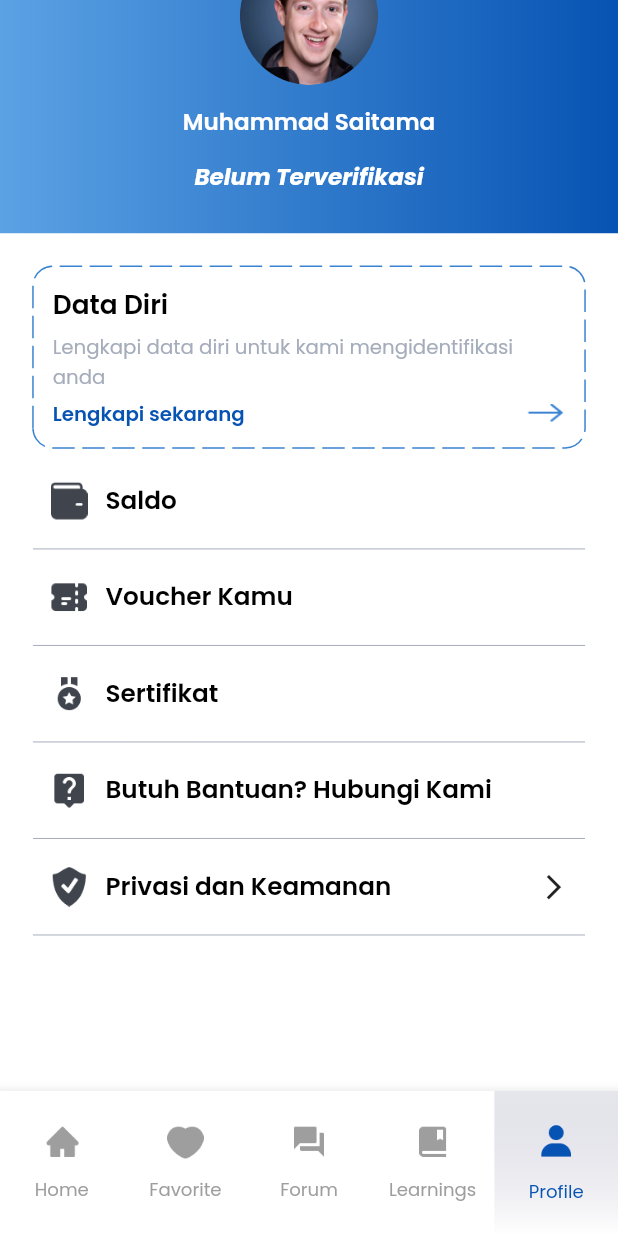
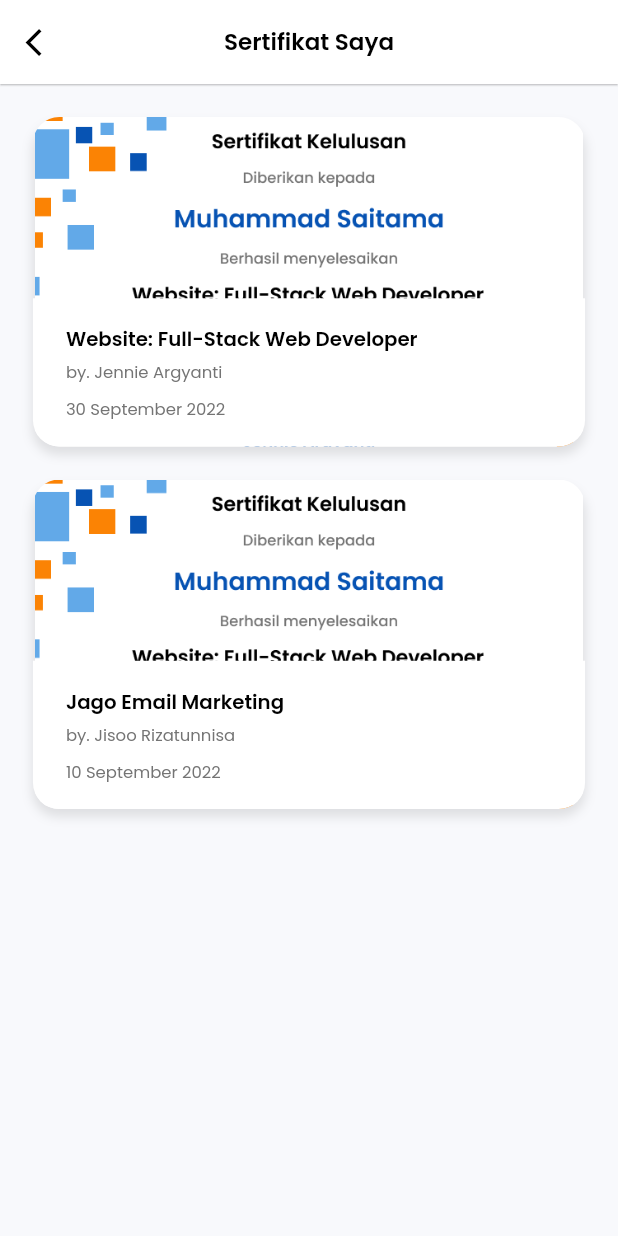
Before and after one commit to fathulaziss/profile-student, a Flutter app: the screen it shows after launch, scrolled down 95 dp, after a tap on "Sertifikat", on a phone screen of 412 x 824 dp. Run offline on Flutter 3.47's test engine with Material 2 defaults, Android fonts, the light colour scheme and no system bars; drawn by our look-alikes of dotted_border; our stand-ins replace dropdown_button2, flutter_screenutil, flutter_spinkit, get, google_fonts, image_picker; missing offline and left inert: easy_mask; project files that could hold a hidden picture were left out.

Commit message:
add sertifikat view

```diff
--- a/lib/app/modules/home/tabs/tab_profile.dart
+++ b/lib/app/modules/home/tabs/tab_profile.dart
@@ -1,8 +1,10 @@
 import 'package:flutter/material.dart';
 import 'package:flutter_screenutil/flutter_screenutil.dart';
+import 'package:get/get.dart';
 import 'package:profile_student/app/modules/home/components/tab_profile_header.dart';
 import 'package:profile_student/app/modules/home/components/tab_profile_info.dart';
 import 'package:profile_student/app/modules/home/components/tab_profile_menu.dart';
+import 'package:profile_student/app/routes/app_pages.dart';
 import 'package:profile_student/styles/styles.dart';
 
 class TabProfile extends StatelessWidget {
@@ -28,7 +30,7 @@ class TabProfile extends StatelessWidget {
             label: 'Voucher Kamu',
           ),
           TabProfileMenu(
-            onTap: () {},
+            onTap: () => Get.toNamed(Routes.SERTIFIKAT),
             icon: 'ic_sertifikat.png',
             label: 'Sertifikat',
           ),
--- /dev/null
+++ b/lib/app/modules/sertifikat/bindings/sertifikat_binding.dart
@@ -0,0 +1,9 @@
+import 'package:get/get.dart';
+import 'package:profile_student/app/modules/sertifikat/controllers/sertifikat_controller.dart';
+
+class SertifikatBinding extends Bindings {
+  @override
+  void dependencies() {
+    Get.lazyPut<SertifikatController>(() => SertifikatController());
+  }
+}
--- /dev/null
+++ b/lib/app/modules/sertifikat/components/sertifikat_item.dart
@@ -0,0 +1,77 @@
+import 'package:flutter/material.dart';
+import 'package:flutter_screenutil/flutter_screenutil.dart';
+import 'package:get/get.dart';
+import 'package:profile_student/styles/styles.dart';
+import 'package:profile_student/utils/app_asset.dart';
+
+class SertifikatItem extends StatelessWidget {
+  const SertifikatItem({
+    super.key,
+    required this.author,
+    required this.date,
+    required this.title,
+  });
+
+  final String title;
+  final String author;
+  final String date;
+
+  @override
+  Widget build(BuildContext context) {
+    return Container(
+      width: Get.width,
+      height: 200.w,
+      margin: EdgeInsets.only(bottom: Insets.xl),
+      decoration: BoxDecoration(
+        borderRadius: Corners.lgBorder,
+        image: DecorationImage(
+          image: AssetImage(AppAsset.image('img_sertifikat.png')),
+        ),
+        boxShadow: Shadows.universal,
+      ),
+      child: Stack(
+        alignment: Alignment.bottomCenter,
+        children: [
+          Container(
+            width: Get.width,
+            height: 90.w,
+            padding: EdgeInsets.symmetric(vertical: 14.w, horizontal: 20.w),
+            decoration: BoxDecoration(
+              color: Colors.white,
+              borderRadius: BorderRadius.only(
+                bottomLeft: Corners.lgRadius,
+                bottomRight: Corners.lgRadius,
+              ),
+            ),
+            child: Column(
+              crossAxisAlignment: CrossAxisAlignment.start,
+              mainAxisAlignment: MainAxisAlignment.center,
+              children: [
+                Text(
+                  title,
+                  style: TextStyles.title.copyWith(fontSize: 12.w),
+                ),
+                verticalSpace(Insets.xs),
+                Text(
+                  author,
+                  style: TextStyles.text.copyWith(
+                    fontSize: 10.w,
+                    color: const Color(0xFF747474),
+                  ),
+                ),
+                verticalSpace(Insets.sm),
+                Text(
+                  date,
+                  style: TextStyles.text.copyWith(
+                    fontSize: 10.w,
+                    color: const Color(0xFF747474),
+                  ),
+                ),
+              ],
+            ),
+          ),
+        ],
+      ),
+    );
+  }
+}
--- /dev/null
+++ b/lib/app/modules/sertifikat/controllers/sertifikat_controller.dart
@@ -0,0 +1,3 @@
+import 'package:get/get.dart';
+
+class SertifikatController extends GetxController {}
--- /dev/null
+++ b/lib/app/modules/sertifikat/views/sertifikat_view.dart
@@ -0,0 +1,51 @@
+import 'package:flutter/material.dart';
+import 'package:flutter_screenutil/flutter_screenutil.dart';
+import 'package:get/get.dart';
+import 'package:profile_student/app/modules/sertifikat/components/sertifikat_item.dart';
+import 'package:profile_student/app/modules/sertifikat/controllers/sertifikat_controller.dart';
+import 'package:profile_student/styles/styles.dart';
+
+class SertifikatView extends GetView<SertifikatController> {
+  const SertifikatView({super.key});
+
+  @override
+  Widget build(BuildContext context) {
+    return Scaffold(
+      backgroundColor: const Color(0xFFF8F9FC),
+      appBar: AppBar(
+        title: Text(
+          'Sertifikat Saya',
+          style: TextStyles.title.copyWith(fontSize: 14.w),
+        ),
+        centerTitle: true,
+        backgroundColor: Colors.white,
+        elevation: 0.5,
+        leading: IconButton(
+          onPressed: Get.back,
+          icon: Icon(
+            Icons.arrow_back_ios,
+            color: Colors.black,
+            size: 20.w,
+          ),
+        ),
+      ),
+      body: Padding(
+        padding: EdgeInsets.all(20.w),
+        child: Column(
+          children: const [
+            SertifikatItem(
+              author: 'by. Jennie Argyanti',
+              date: '30 September 2022',
+              title: 'Website: Full-Stack Web Developer',
+            ),
+            SertifikatItem(
+              author: 'by. Jisoo Rizatunnisa',
+              date: '10 September 2022',
+              title: 'Jago Email Marketing',
+            )
+          ],
+        ),
+      ),
+    );
+  }
+}
--- a/lib/app/routes/app_pages.dart
+++ b/lib/app/routes/app_pages.dart
@@ -5,6 +5,8 @@ import 'package:profile_student/app/modules/edit_profile/bindings/edit_profile_b
 import 'package:profile_student/app/modules/edit_profile/views/edit_profile_view.dart';
 import 'package:profile_student/app/modules/home/bindings/home_binding.dart';
 import 'package:profile_student/app/modules/home/views/home_view.dart';
+import 'package:profile_student/app/modules/sertifikat/bindings/sertifikat_binding.dart';
+import 'package:profile_student/app/modules/sertifikat/views/sertifikat_view.dart';
 
 // ignore_for_file: constant_identifier_names
 
@@ -31,5 +33,10 @@ class AppPages {
       page: () => const DataDiriView(),
       binding: DataDiriBinding(),
     ),
+    GetPage(
+      name: _Paths.SERTIFIKAT,
+      page: () => const SertifikatView(),
+      binding: SertifikatBinding(),
+    ),
   ];
 }
--- a/lib/app/routes/app_routes.dart
+++ b/lib/app/routes/app_routes.dart
@@ -8,6 +8,7 @@ abstract class Routes {
   static const HOME = _Paths.HOME;
   static const EDIT_PROFILE = _Paths.EDIT_PROFILE;
   static const DATA_DIRI = _Paths.DATA_DIRI;
+  static const SERTIFIKAT = _Paths.SERTIFIKAT;
 }
 
 abstract class _Paths {
@@ -15,4 +16,5 @@ abstract class _Paths {
   static const HOME = '/home';
   static const EDIT_PROFILE = '/edit-profile';
   static const DATA_DIRI = '/data-diri';
+  static const SERTIFIKAT = '/sertifikat';
 }
```
Also changed, not shown: assets/images/img_sertifikat.png (added).
